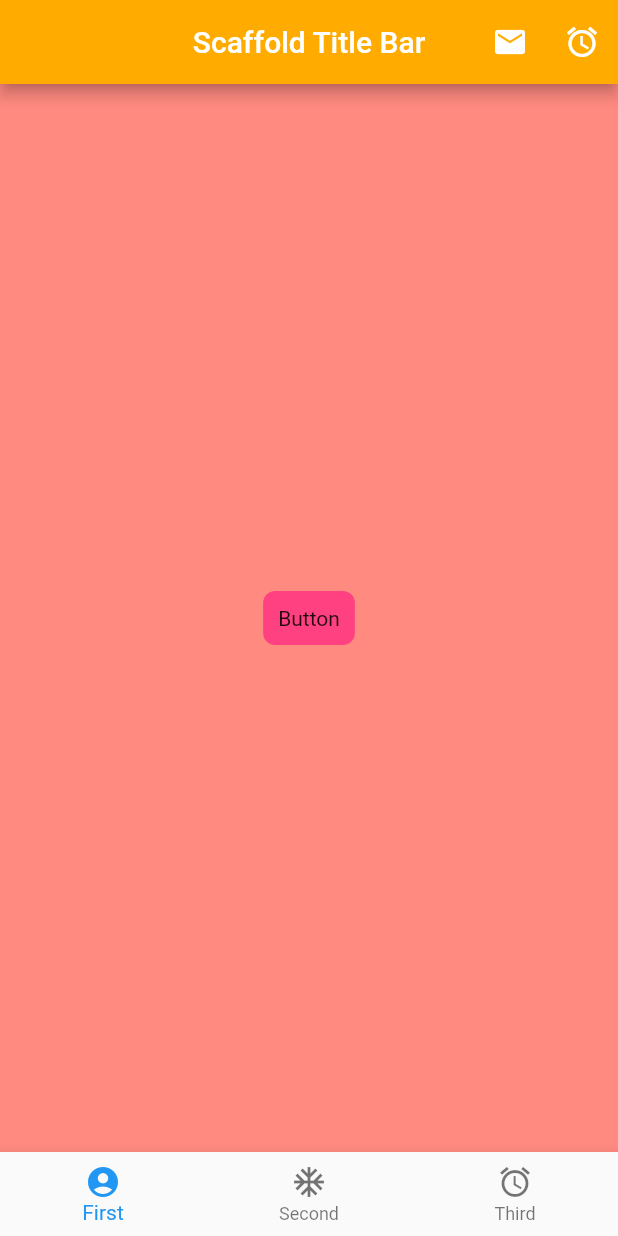
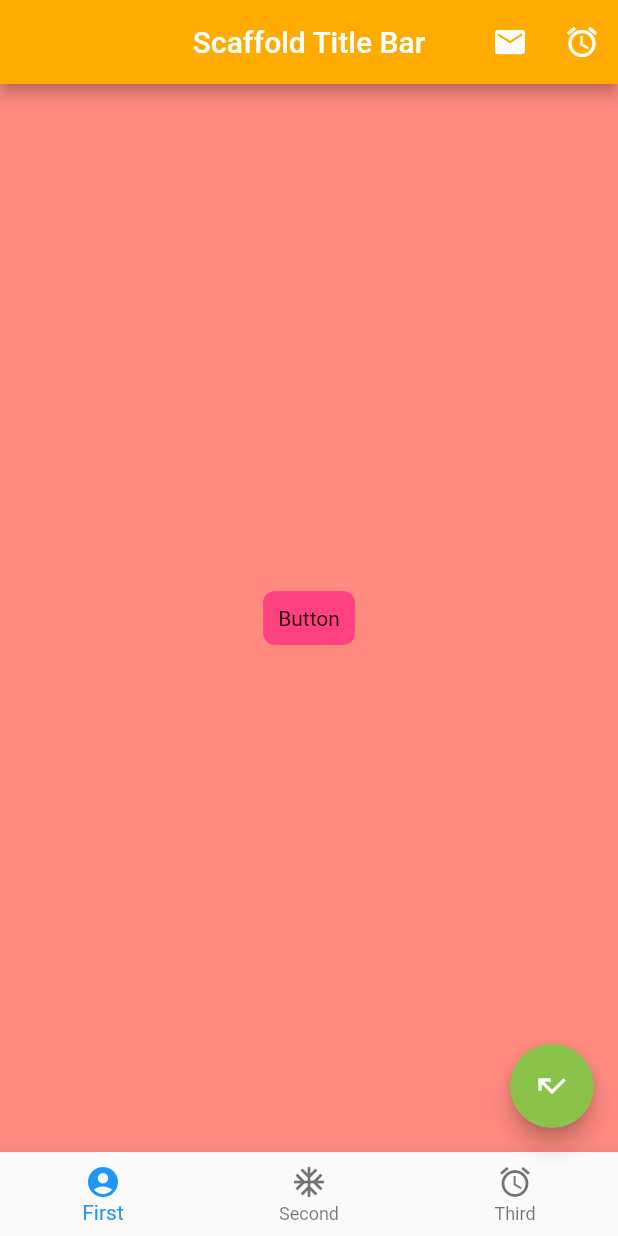
Before and after one commit to xans-me/flutter-fundamentals, a Flutter app: the screen it shows after launch, on a phone screen of 412 x 824 dp. Run offline on Flutter 3.47's test engine with Material 2 defaults, Android fonts, the phone set to English and light mode, and no system bars.

Commit message:
Flutter Action Button

```diff
--- a/lib/ui/home.dart
+++ b/lib/ui/home.dart
@@ -19,6 +19,11 @@ class ScaffoldExample extends StatelessWidget {
               onPressed: () => debugPrint("Email Tapped!")),
           IconButton(icon: Icon(Icons.access_alarm), onPressed: _tapButton)
         ],
+      ),
+      floatingActionButton: FloatingActionButton(
+        onPressed: () => debugPrint('Hello float'),
+        backgroundColor: Colors.lightGreen,
+        child: Icon(Icons.call_missed),
       ),
       bottomNavigationBar: BottomNavigationBar(
         items: [
```
